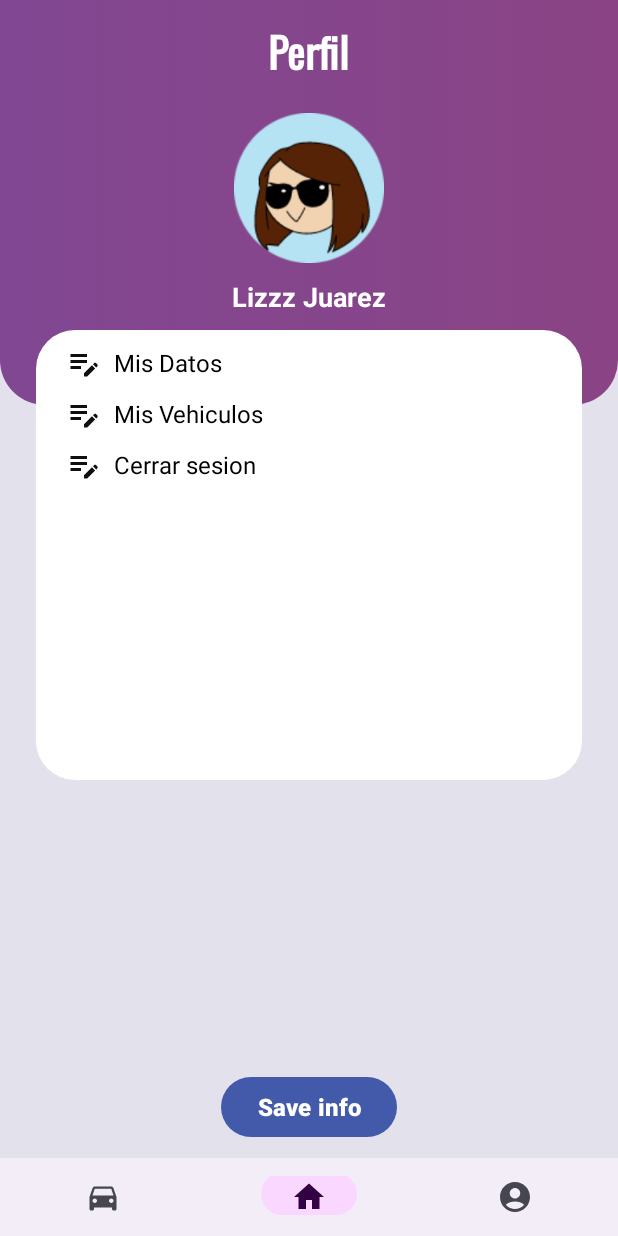
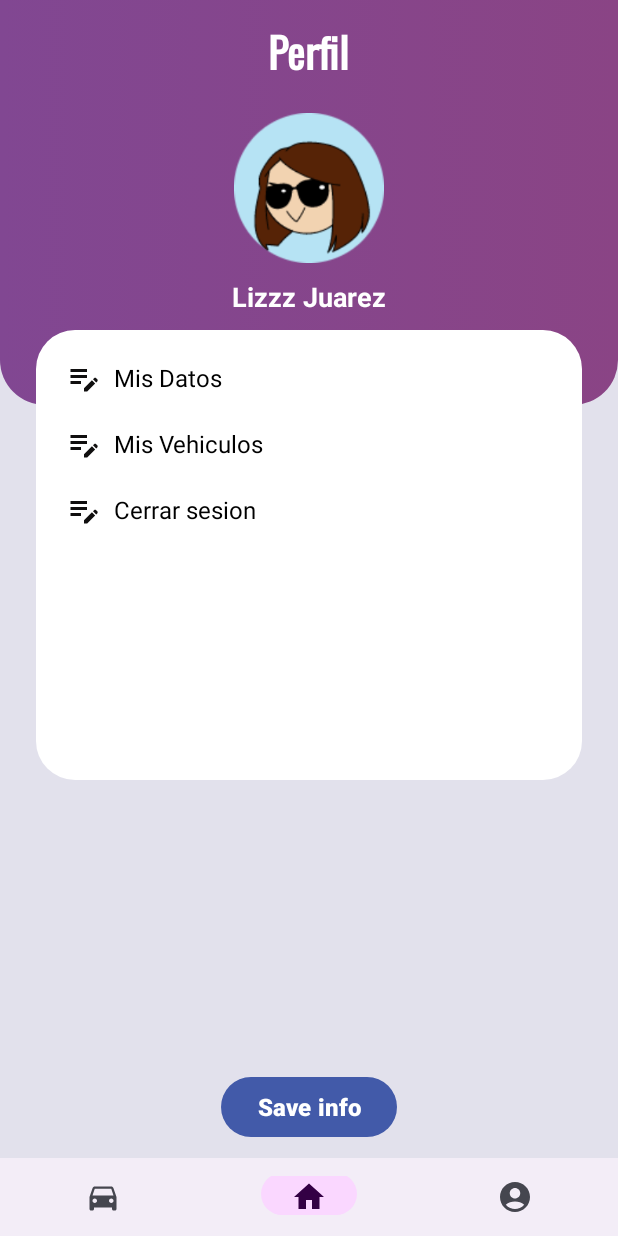
Before and after one commit to Proyecto-IOT/APIARCAMIENTO, an Android app: the fragment ProfileFragment placed in its activity, on a phone screen of 412 x 824 dp. Run offline under Robolectric (Android 15) with nearby library versions, the phone set to English and light mode, and no system bars; 2 statements that could not run were skipped.

Commit message:
Update fragment_profile.xml

```diff
--- a/app/src/main/res/layout/fragment_profile.xml
+++ b/app/src/main/res/layout/fragment_profile.xml
@@ -73,7 +73,7 @@
                 android:layout_height="wrap_content"
                 android:orientation="horizontal"
                 android:gravity="center_vertical"
-                android:layout_marginTop="10dp">
+                android:layout_marginTop="20dp">
 
                 <ImageView
                     android:layout_width="wrap_content"
@@ -98,7 +98,7 @@
                 android:layout_height="wrap_content"
                 android:orientation="horizontal"
                 android:gravity="center_vertical"
-                android:layout_marginTop="10dp"
+                android:layout_marginTop="20dp"
                 android:layout_below="@id/misDatos">
 
                 <ImageView
@@ -124,7 +124,7 @@
                 android:layout_height="wrap_content"
                 android:orientation="horizontal"
                 android:gravity="center_vertical"
-                android:layout_marginTop="10dp"
+                android:layout_marginTop="20dp"
                 android:layout_below="@id/misVehiculos">
 
                 <ImageView
@@ -140,9 +140,7 @@
                     android:text="Cerrar sesion"
                     android:textSize="16sp"
                     android:textColor="@android:color/black" />
-
             </LinearLayout>
-
         </RelativeLayout>
 
         <Button
```
